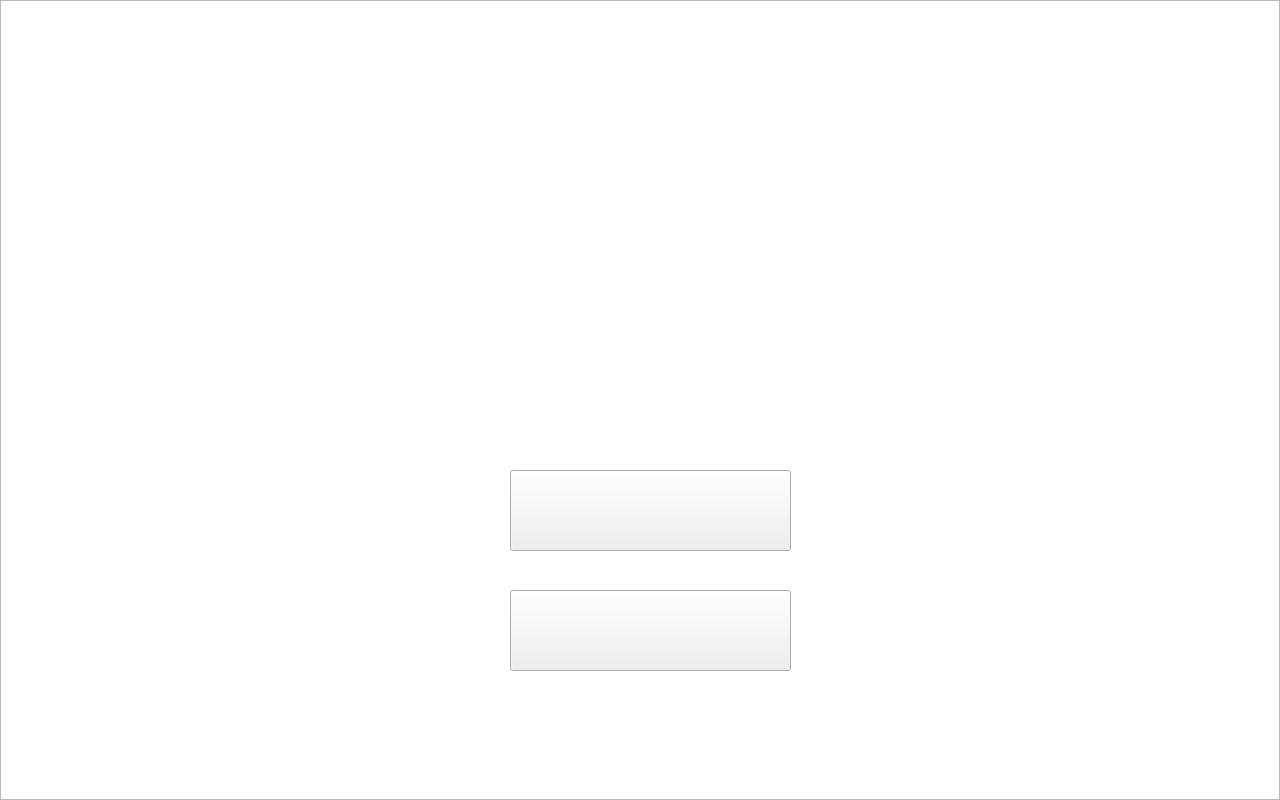
Old version of the form Source/Forms/gamestart.ui in the repository wutongshufqw/Game.
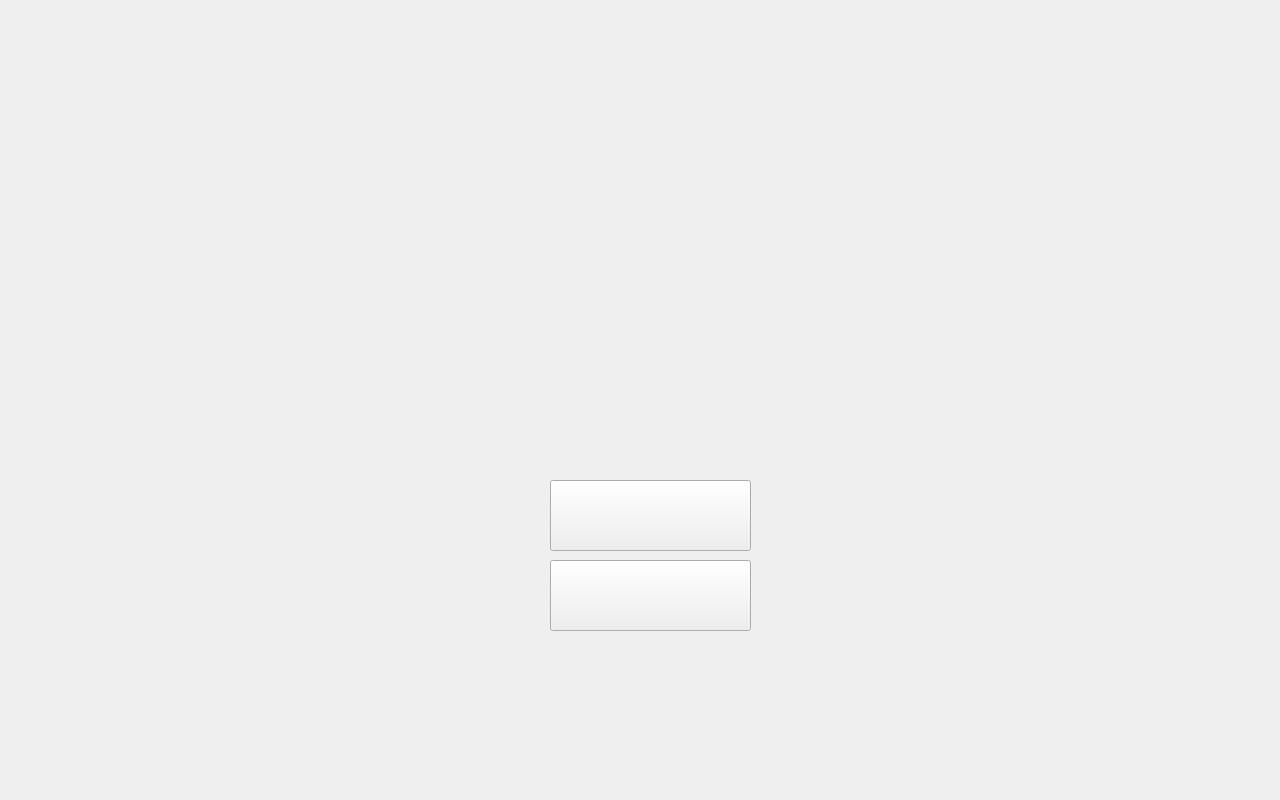
New version of the form. Icons and pictures are not drawn.

What changed in the file:
```diff
--- a/Source/Forms/gamestart.ui
+++ b/Source/Forms/gamestart.ui
@@ -13,34 +13,15 @@
   <property name="windowTitle">
    <string>Mainwindow</string>
   </property>
-  <property name="styleSheet">
-   <string notr="true"/>
-  </property>
-  <widget class="QGraphicsView" name="graphicsView">
-   <property name="geometry">
-    <rect>
-     <x>0</x>
-     <y>0</y>
-     <width>1280</width>
-     <height>800</height>
-    </rect>
-   </property>
-   <property name="styleSheet">
-    <string notr="true">border-image: url(:/mainwindow/background.png);</string>
-   </property>
-  </widget>
   <widget class="QPushButton" name="start">
    <property name="geometry">
     <rect>
-     <x>510</x>
-     <y>470</y>
-     <width>281</width>
-     <height>81</height>
+     <x>550</x>
+     <y>480</y>
+     <width>201</width>
+     <height>71</height>
     </rect>
    </property>
-   <property name="styleSheet">
-    <string notr="true">border-image: url(:/mainwindow/start.png);</string>
-   </property>
    <property name="text">
     <string/>
    </property>
@@ -48,15 +29,12 @@
   <widget class="QPushButton" name="exit">
    <property name="geometry">
     <rect>
-     <x>510</x>
-     <y>590</y>
-     <width>281</width>
-     <height>81</height>
+     <x>550</x>
+     <y>560</y>
+     <width>201</width>
+     <height>71</height>
     </rect>
    </property>
-   <property name="styleSheet">
-    <string notr="true">border-image: url(:/mainwindow/exit.png);</string>
-   </property>
    <property name="text">
     <string/>
    </property>
```
Left out of the diff: 2 changed lines with no effect on the pictures.
